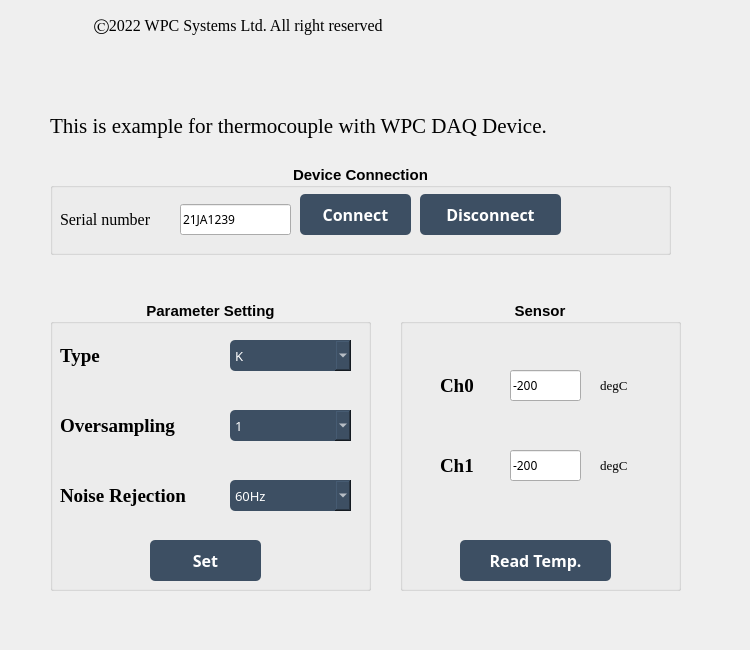
Before: the Qt Designer form examples/GUI/Temperature/Example_thermocouple/UI_design/example_GUI_thermocouple.ui in WPC-Systems-Ltd/WPC_Python_driver_release, drawn with Qt 5.
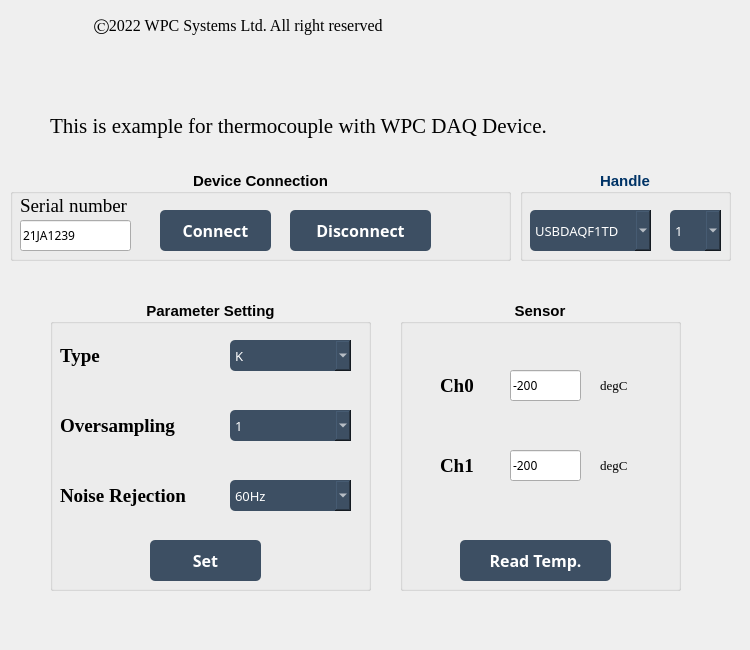
After: the same form once the commit is applied. Icons and pictures are not drawn.

Diff of the .ui file:
```diff
--- a/examples/GUI/Temperature/Example_thermocouple/UI_design/example_GUI_thermocouple.ui
+++ b/examples/GUI/Temperature/Example_thermocouple/UI_design/example_GUI_thermocouple.ui
@@ -61,9 +61,9 @@
    <widget class="QGroupBox" name="groupBox_connection">
     <property name="geometry">
      <rect>
-      <x>50</x>
-      <y>164</y>
-      <width>621</width>
+      <x>10</x>
+      <y>170</y>
+      <width>501</width>
       <height>91</height>
      </rect>
     </property>
@@ -89,8 +89,8 @@
     <widget class="QPushButton" name="btn_connect">
      <property name="geometry">
       <rect>
-       <x>250</x>
-       <y>30</y>
+       <x>150</x>
+       <y>40</y>
        <width>111</width>
        <height>41</height>
       </rect>
@@ -122,8 +122,8 @@
     <widget class="QPushButton" name="btn_disconnect">
      <property name="geometry">
       <rect>
-       <x>370</x>
-       <y>30</y>
+       <x>280</x>
+       <y>40</y>
        <width>141</width>
        <height>41</height>
       </rect>
@@ -152,53 +152,11 @@
       <string>Disconnect</string>
      </property>
     </widget>
-    <widget class="QLabel" name="lb_serialnum">
-     <property name="geometry">
-      <rect>
-       <x>10</x>
-       <y>40</y>
-       <width>121</width>
-       <height>31</height>
-      </rect>
-     </property>
-     <property name="font">
-      <font>
-       <family>Times New Roman</family>
-       <pointsize>12</pointsize>
-       <weight>50</weight>
-       <bold>false</bold>
-      </font>
-     </property>
-     <property name="text">
-      <string>Serial number</string>
-     </property>
-    </widget>
-    <widget class="QLineEdit" name="lineEdit_SN">
-     <property name="geometry">
-      <rect>
-       <x>130</x>
-       <y>40</y>
-       <width>111</width>
-       <height>31</height>
-      </rect>
-     </property>
-     <property name="font">
-      <font>
-       <family>微軟正黑體</family>
-       <pointsize>9</pointsize>
-       <weight>50</weight>
-       <bold>false</bold>
-      </font>
-     </property>
-     <property name="text">
-      <string>21JA1239</string>
-     </property>
-    </widget>
     <widget class="QLabel" name="lb_led">
      <property name="geometry">
       <rect>
-       <x>530</x>
-       <y>26</y>
+       <x>440</x>
+       <y>30</y>
        <width>51</width>
        <height>51</height>
       </rect>
@@ -216,6 +174,48 @@
       <bool>false</bool>
      </property>
     </widget>
+    <widget class="QLabel" name="lb_serialnum">
+     <property name="geometry">
+      <rect>
+       <x>10</x>
+       <y>20</y>
+       <width>131</width>
+       <height>31</height>
+      </rect>
+     </property>
+     <property name="font">
+      <font>
+       <family>Times New Roman</family>
+       <pointsize>14</pointsize>
+       <weight>50</weight>
+       <bold>false</bold>
+      </font>
+     </property>
+     <property name="text">
+      <string>Serial number</string>
+     </property>
+    </widget>
+    <widget class="QLineEdit" name="lineEdit_IP">
+     <property name="geometry">
+      <rect>
+       <x>10</x>
+       <y>50</y>
+       <width>111</width>
+       <height>31</height>
+      </rect>
+     </property>
+     <property name="font">
+      <font>
+       <family>微軟正黑體</family>
+       <pointsize>9</pointsize>
+       <weight>50</weight>
+       <bold>false</bold>
+      </font>
+     </property>
+     <property name="text">
+      <string>21JA1239</string>
+     </property>
+    </widget>
    </widget>
    <widget class="QLabel" name="lb_declare">
     <property name="geometry">
@@ -1299,6 +1299,955 @@
      </property>
     </widget>
    </widget>
+   <widget class="QGroupBox" name="groupBox_handle">
+    <property name="geometry">
+     <rect>
+      <x>520</x>
+      <y>170</y>
+      <width>211</width>
+      <height>91</height>
+     </rect>
+    </property>
+    <property name="palette">
+     <palette>
+      <active>
+       <colorrole role="WindowText">
+        <brush brushstyle="SolidPattern">
+         <color alpha="255">
+          <red>0</red>
+          <green>51</green>
+          <blue>102</blue>
+         </color>
+        </brush>
+       </colorrole>
+       <colorrole role="Button">
+        <brush brushstyle="SolidPattern">
+         <color alpha="255">
+          <red>255</red>
+          <green>255</green>
+          <blue>255</blue>
+         </color>
+        </brush>
+       </colorrole>
+       <colorrole role="Light">
+        <brush brushstyle="SolidPattern">
+         <color alpha="255">
+          <red>255</red>
+          <green>255</green>
+          <blue>255</blue>
+         </color>
+        </brush>
+       </colorrole>
+       <colorrole role="Midlight">
+        <brush brushstyle="SolidPattern">
+         <color alpha="255">
+          <red>255</red>
+          <green>255</green>
+          <blue>255</blue>
+         </color>
+        </brush>
+       </colorrole>
+       <colorrole role="Dark">
+        <brush brushstyle="SolidPattern">
+         <color alpha="255">
+          <red>127</red>
+          <green>127</green>
+          <blue>127</blue>
+         </color>
+        </brush>
+       </colorrole>
+       <colorrole role="Mid">
+        <brush brushstyle="SolidPattern">
+         <color alpha="255">
+          <red>170</red>
+          <green>170</green>
+          <blue>170</blue>
+         </color>
+        </brush>
+       </colorrole>
+       <colorrole role="Text">
+        <brush brushstyle="SolidPattern">
+         <color alpha="255">
+          <red>0</red>
+          <green>0</green>
+          <blue>0</blue>
+         </color>
+        </brush>
+       </colorrole>
+       <colorrole role="BrightText">
+        <brush brushstyle="SolidPattern">
+         <color alpha="255">
+          <red>255</red>
+          <green>255</green>
+          <blue>255</blue>
+         </color>
+        </brush>
+       </colorrole>
+       <colorrole role="ButtonText">
+        <brush brushstyle="SolidPattern">
+         <color alpha="255">
+          <red>0</red>
+          <green>0</green>
+          <blue>0</blue>
+         </color>
+        </brush>
+       </colorrole>
+       <colorrole role="Base">
+        <brush brushstyle="SolidPattern">
+         <color alpha="255">
+          <red>255</red>
+          <green>255</green>
+          <blue>255</blue>
+         </color>
+        </brush>
+       </colorrole>
+       <colorrole role="Window">
+        <brush brushstyle="SolidPattern">
+         <color alpha="255">
+          <red>255</red>
+          <green>255</green>
+          <blue>255</blue>
+         </color>
+        </brush>
+       </colorrole>
+       <colorrole role="Shadow">
+        <brush brushstyle="SolidPattern">
+         <color alpha="255">
+          <red>0</red>
+          <green>0</green>
+          <blue>0</blue>
+         </color>
+        </brush>
+       </colorrole>
+       <colorrole role="AlternateBase">
+        <brush brushstyle="SolidPattern">
+         <color alpha="255">
+          <red>255</red>
+          <green>255</green>
+          <blue>255</blue>
+         </color>
+        </brush>
+       </colorrole>
+       <colorrole role="ToolTipBase">
+        <brush brushstyle="SolidPattern">
+         <color alpha="255">
+          <red>255</red>
+          <green>255</green>
+          <blue>220</blue>
+         </color>
+        </brush>
+       </colorrole>
+       <colorrole role="ToolTipText">
+        <brush brushstyle="SolidPattern">
+         <color alpha="255">
+          <red>0</red>
+          <green>0</green>
+          <blue>0</blue>
+         </color>
+        </brush>
+       </colorrole>
+       <colorrole role="PlaceholderText">
+        <brush brushstyle="NoBrush">
+         <color alpha="128">
+          <red>0</red>
+          <green>0</green>
+          <blue>0</blue>
+         </color>
+        </brush>
+       </colorrole>
+      </active>
+      <inactive>
+       <colorrole role="WindowText">
+        <brush brushstyle="SolidPattern">
+         <color alpha="255">
+          <red>0</red>
+          <green>51</green>
+          <blue>102</blue>
+         </color>
+        </brush>
+       </colorrole>
+       <colorrole role="Button">
+        <brush brushstyle="SolidPattern">
+         <color alpha="255">
+          <red>255</red>
+          <green>255</green>
+          <blue>255</blue>
+         </color>
+        </brush>
+       </colorrole>
+       <colorrole role="Light">
+        <brush brushstyle="SolidPattern">
+         <color alpha="255">
+          <red>255</red>
+          <green>255</green>
+          <blue>255</blue>
+         </color>
+        </brush>
+       </colorrole>
+       <colorrole role="Midlight">
+        <brush brushstyle="SolidPattern">
+         <color alpha="255">
+          <red>255</red>
+          <green>255</green>
+          <blue>255</blue>
+         </color>
+        </brush>
+       </colorrole>
+       <colorrole role="Dark">
+        <brush brushstyle="SolidPattern">
+         <color alpha="255">
+          <red>127</red>
+          <green>127</green>
+          <blue>127</blue>
+         </color>
+        </brush>
+       </colorrole>
+       <colorrole role="Mid">
+        <brush brushstyle="SolidPattern">
+         <color alpha="255">
+          <red>170</red>
+          <green>170</green>
+          <blue>170</blue>
+         </color>
+        </brush>
+       </colorrole>
+       <colorrole role="Text">
+        <brush brushstyle="SolidPattern">
+         <color alpha="255">
+          <red>0</red>
+          <green>0</green>
+          <blue>0</blue>
+         </color>
+        </brush>
+       </colorrole>
+       <colorrole role="BrightText">
+        <brush brushstyle="SolidPattern">
+         <color alpha="255">
+          <red>255</red>
+          <green>255</green>
+          <blue>255</blue>
+         </color>
+        </brush>
+       </colorrole>
+       <colorrole role="ButtonText">
+        <brush brushstyle="SolidPattern">
+         <color alpha="255">
+          <red>0</red>
+          <green>0</green>
+          <blue>0</blue>
+         </color>
+        </brush>
+       </colorrole>
+       <colorrole role="Base">
+        <brush brushstyle="SolidPattern">
+         <color alpha="255">
+          <red>255</red>
+          <green>255</green>
+          <blue>255</blue>
+         </color>
+        </brush>
+       </colorrole>
+       <colorrole role="Window">
+        <brush brushstyle="SolidPattern">
+         <color alpha="255">
+          <red>255</red>
+          <green>255</green>
+          <blue>255</blue>
+         </color>
+        </brush>
+       </colorrole>
+       <colorrole role="Shadow">
+        <brush brushstyle="SolidPattern">
+         <color alpha="255">
+          <red>0</red>
+          <green>0</green>
+          <blue>0</blue>
+         </color>
+        </brush>
+       </colorrole>
+       <colorrole role="AlternateBase">
+        <brush brushstyle="SolidPattern">
+         <color alpha="255">
+          <red>255</red>
+          <green>255</green>
+          <blue>255</blue>
+         </color>
+        </brush>
+       </colorrole>
+       <colorrole role="ToolTipBase">
+        <brush brushstyle="SolidPattern">
+         <color alpha="255">
+          <red>255</red>
+          <green>255</green>
+          <blue>220</blue>
+         </color>
+        </brush>
+       </colorrole>
+       <colorrole role="ToolTipText">
+        <brush brushstyle="SolidPattern">
+         <color alpha="255">
+          <red>0</red>
+          <green>0</green>
+          <blue>0</blue>
+         </color>
+        </brush>
+       </colorrole>
+       <colorrole role="PlaceholderText">
+        <brush brushstyle="NoBrush">
+         <color alpha="128">
+          <red>0</red>
+          <green>0</green>
+          <blue>0</blue>
+         </color>
+        </brush>
+       </colorrole>
+      </inactive>
+      <disabled>
+       <colorrole role="WindowText">
+        <brush brushstyle="SolidPattern">
+         <color alpha="255">
+          <red>127</red>
+          <green>127</green>
+          <blue>127</blue>
+         </color>
+        </brush>
+       </colorrole>
+       <colorrole role="Button">
+        <brush brushstyle="SolidPattern">
+         <color alpha="255">
+          <red>255</red>
+          <green>255</green>
+          <blue>255</blue>
+         </color>
+        </brush>
+       </colorrole>
+       <colorrole role="Light">
+        <brush brushstyle="SolidPattern">
+         <color alpha="255">
+          <red>255</red>
+          <green>255</green>
+          <blue>255</blue>
+         </color>
+        </brush>
+       </colorrole>
+       <colorrole role="Midlight">
+        <brush brushstyle="SolidPattern">
+         <color alpha="255">
+          <red>255</red>
+          <green>255</green>
+          <blue>255</blue>
+         </color>
+        </brush>
+       </colorrole>
+       <colorrole role="Dark">
+        <brush brushstyle="SolidPattern">
+         <color alpha="255">
+          <red>127</red>
+          <green>127</green>
+          <blue>127</blue>
+         </color>
+        </brush>
+       </colorrole>
+       <colorrole role="Mid">
+        <brush brushstyle="SolidPattern">
+         <color alpha="255">
+          <red>170</red>
+          <green>170</green>
+          <blue>170</blue>
+         </color>
+        </brush>
+       </colorrole>
+       <colorrole role="Text">
+        <brush brushstyle="SolidPattern">
+         <color alpha="255">
+          <red>127</red>
+          <green>127</green>
+          <blue>127</blue>
+         </color>
+        </brush>
+       </colorrole>
+       <colorrole role="BrightText">
+        <brush brushstyle="SolidPattern">
+         <color alpha="255">
+          <red>255</red>
+          <green>255</green>
+          <blue>255</blue>
+         </color>
+        </brush>
+       </colorrole>
+       <colorrole role="ButtonText">
+        <brush brushstyle="SolidPattern">
+         <color alpha="255">
+          <red>127</red>
+          <green>127</green>
+          <blue>127</blue>
+         </color>
+        </brush>
+       </colorrole>
+       <colorrole role="Base">
+        <brush brushstyle="SolidPattern">
+         <color alpha="255">
+          <red>255</red>
+          <green>255</green>
+          <blue>255</blue>
+         </color>
+        </brush>
+       </colorrole>
+       <colorrole role="Window">
+        <brush brushstyle="SolidPattern">
+         <color alpha="255">
+          <red>255</red>
+          <green>255</green>
+          <blue>255</blue>
+         </color>
+        </brush>
+       </colorrole>
+       <colorrole role="Shadow">
+        <brush brushstyle="SolidPattern">
+         <color alpha="255">
+          <red>0</red>
+          <green>0</green>
+          <blue>0</blue>
+         </color>
+        </brush>
+       </colorrole>
+       <colorrole role="AlternateBase">
+        <brush brushstyle="SolidPattern">
+         <color alpha="255">
+          <red>255</red>
+          <green>255</green>
+          <blue>255</blue>
+         </color>
+        </brush>
+       </colorrole>
+       <colorrole role="ToolTipBase">
+        <brush brushstyle="SolidPattern">
+         <color alpha="255">
+          <red>255</red>
+          <green>255</green>
+          <blue>220</blue>
+         </color>
+        </brush>
+       </colorrole>
+       <colorrole role="ToolTipText">
+        <brush brushstyle="SolidPattern">
+         <color alpha="255">
+          <red>0</red>
+          <green>0</green>
+          <blue>0</blue>
+         </color>
+        </brush>
+       </colorrole>
+       <colorrole role="PlaceholderText">
+        <brush brushstyle="NoBrush">
+         <color alpha="128">
+          <red>0</red>
+          <green>0</green>
+          <blue>0</blue>
+         </color>
+        </brush>
+       </colorrole>
+      </disabled>
+     </palette>
+    </property>
+    <property name="font">
+     <font>
+      <family>Arial</family>
+      <pointsize>11</pointsize>
+      <weight>75</weight>
+      <bold>true</bold>
+     </font>
+    </property>
+    <property name="layoutDirection">
+     <enum>Qt::LeftToRight</enum>
+    </property>
+    <property name="title">
+     <string>Handle</string>
+    </property>
+    <property name="alignment">
+     <set>Qt::AlignCenter</set>
+    </property>
+    <property name="flat">
+     <bool>false</bool>
+    </property>
+    <property name="checkable">
+     <bool>false</bool>
+    </property>
+    <widget class="QComboBox" name="comboBox_handle">
+     <property name="geometry">
+      <rect>
+       <x>10</x>
+       <y>40</y>
+       <width>121</width>
+       <height>41</height>
+      </rect>
+     </property>
+     <property name="palette">
+      <palette>
+       <active>
+        <colorrole role="WindowText">
+         <brush brushstyle="SolidPattern">
+          <color alpha="255">
+           <red>255</red>
+           <green>255</green>
+           <blue>255</blue>
+          </color>
+         </brush>
+        </colorrole>
+        <colorrole role="Button">
+         <brush brushstyle="SolidPattern">
+          <color alpha="255">
+           <red>61</red>
+           <green>79</green>
+           <blue>99</blue>
+          </color>
+         </brush>
+        </colorrole>
+        <colorrole role="Text">
+         <brush brushstyle="SolidPattern">
+          <color alpha="255">
+           <red>255</red>
+           <green>255</green>
+           <blue>255</blue>
+          </color>
+         </brush>
+        </colorrole>
+        <colorrole role="ButtonText">
+         <brush brushstyle="SolidPattern">
+          <color alpha="255">
+           <red>255</red>
+           <green>255</green>
+           <blue>255</blue>
+          </color>
+         </brush>
+        </colorrole>
+        <colorrole role="Base">
+         <brush brushstyle="SolidPattern">
+          <color alpha="255">
+           <red>61</red>
+           <green>79</green>
+           <blue>99</blue>
+          </color>
+         </brush>
+        </colorrole>
+        <colorrole role="Window">
+         <brush brushstyle="SolidPattern">
+          <color alpha="255">
+           <red>61</red>
+           <green>79</green>
+           <blue>99</blue>
+          </color>
+         </brush>
+        </colorrole>
+        <colorrole role="PlaceholderText">
+         <brush brushstyle="NoBrush">
+          <color alpha="128">
+           <red>255</red>
+           <green>255</green>
+           <blue>255</blue>
+          </color>
+         </brush>
+        </colorrole>
+       </active>
+       <inactive>
+        <colorrole role="WindowText">
+         <brush brushstyle="SolidPattern">
+          <color alpha="255">
+           <red>255</red>
+           <green>255</green>
+           <blue>255</blue>
+          </color>
+         </brush>
+        </colorrole>
+        <colorrole role="Button">
+         <brush brushstyle="SolidPattern">
+          <color alpha="255">
+           <red>61</red>
+           <green>79</green>
+           <blue>99</blue>
+          </color>
+         </brush>
+        </colorrole>
+        <colorrole role="Text">
+         <brush brushstyle="SolidPattern">
+          <color alpha="255">
+           <red>255</red>
+           <green>255</green>
+           <blue>255</blue>
+          </color>
+         </brush>
+        </colorrole>
+        <colorrole role="ButtonText">
+         <brush brushstyle="SolidPattern">
+          <color alpha="255">
+           <red>255</red>
+           <green>255</green>
+           <blue>255</blue>
+          </color>
+         </brush>
+        </colorrole>
+        <colorrole role="Base">
+         <brush brushstyle="SolidPattern">
+          <color alpha="255">
+           <red>61</red>
+           <green>79</green>
+           <blue>99</blue>
+          </color>
+         </brush>
+        </colorrole>
+        <colorrole role="Window">
+         <brush brushstyle="SolidPattern">
+          <color alpha="255">
+           <red>61</red>
+           <green>79</green>
+           <blue>99</blue>
+          </color>
+         </brush>
+        </colorrole>
+        <colorrole role="PlaceholderText">
+         <brush brushstyle="NoBrush">
+          <color alpha="128">
+           <red>255</red>
+           <green>255</green>
+           <blue>255</blue>
+          </color>
+         </brush>
+        </colorrole>
+       </inactive>
+       <disabled>
+        <colorrole role="WindowText">
+         <brush brushstyle="SolidPattern">
+          <color alpha="255">
+           <red>255</red>
+           <green>255</green>
+           <blue>255</blue>
+          </color>
+         </brush>
+        </colorrole>
+        <colorrole role="Button">
+         <brush brushstyle="SolidPattern">
+          <color alpha="255">
+           <red>61</red>
+           <green>79</green>
+           <blue>99</blue>
+          </color>
+         </brush>
+        </colorrole>
+        <colorrole role="Text">
+         <brush brushstyle="SolidPattern">
+          <color alpha="255">
+           <red>255</red>
+           <green>255</green>
+           <blue>255</blue>
+          </color>
+         </brush>
+        </colorrole>
+        <colorrole role="ButtonText">
+         <brush brushstyle="SolidPattern">
+          <color alpha="255">
+           <red>255</red>
+           <green>255</green>
+           <blue>255</blue>
+          </color>
+         </brush>
+        </colorrole>
+        <colorrole role="Base">
+         <brush brushstyle="SolidPattern">
+          <color alpha="255">
+           <red>61</red>
+           <green>79</green>
+           <blue>99</blue>
+          </color>
+         </brush>
+        </colorrole>
+        <colorrole role="Window">
+         <brush brushstyle="SolidPattern">
+          <color alpha="255">
+           <red>61</red>
+           <green>79</green>
+           <blue>99</blue>
+          </color>
+         </brush>
+        </colorrole>
+        <colorrole role="PlaceholderText">
+         <brush brushstyle="NoBrush">
+          <color alpha="128">
+           <red>255</red>
+           <green>255</green>
+           <blue>255</blue>
+          </color>
+         </brush>
+        </colorrole>
+       </disabled>
+      </palette>
+     </property>
+     <property name="font">
+      <font>
+       <family>微軟正黑體</family>
+       <pointsize>10</pointsize>
+       <weight>50</weight>
+       <bold>false</bold>
+       <kerning>true</kerning>
+      </font>
+     </property>
+     <property name="styleSheet">
+      <string notr="true">background-color: rgb(61, 79, 99);
+border-radius : 5px;
+color:  rgb(255, 255, 255); </string>
+     </property>
+     <property name="currentText">
+      <string>USBDAQF1TD</string>
+     </property>
+     <property name="currentIndex">
+      <number>0</number>
+     </property>
+     <property name="minimumContentsLength">
+      <number>0</number>
+     </property>
+     <item>
+      <property name="text">
+       <string>USBDAQF1TD</string>
+      </property>
+     </item>
+    </widget>
+    <widget class="QComboBox" name="comboBox_port">
+     <property name="geometry">
+      <rect>
+       <x>150</x>
+       <y>40</y>
+       <width>51</width>
+       <height>41</height>
+      </rect>
+     </property>
+     <property name="palette">
+      <palette>
+       <active>
+        <colorrole role="WindowText">
+         <brush brushstyle="SolidPattern">
+          <color alpha="255">
+           <red>255</red>
+           <green>255</green>
+           <blue>255</blue>
+          </color>
+         </brush>
+        </colorrole>
+        <colorrole role="Button">
+         <brush brushstyle="SolidPattern">
+          <color alpha="255">
+           <red>61</red>
+           <green>79</green>
+           <blue>99</blue>
+          </color>
+         </brush>
+        </colorrole>
+        <colorrole role="Text">
+         <brush brushstyle="SolidPattern">
+          <color alpha="255">
+           <red>255</red>
+           <green>255</green>
+           <blue>255</blue>
+          </color>
+         </brush>
+        </colorrole>
+        <colorrole role="ButtonText">
+         <brush brushstyle="SolidPattern">
+          <color alpha="255">
+           <red>255</red>
+           <green>255</green>
+           <blue>255</blue>
+          </color>
+         </brush>
+        </colorrole>
+        <colorrole role="Base">
+         <brush brushstyle="SolidPattern">
+          <color alpha="255">
+           <red>61</red>
+           <green>79</green>
+           <blue>99</blue>
+          </color>
+         </brush>
+        </colorrole>
+        <colorrole role="Window">
+         <brush brushstyle="SolidPattern">
+          <color alpha="255">
+           <red>61</red>
+           <green>79</green>
+           <blue>99</blue>
+          </color>
+         </brush>
+        </colorrole>
+        <colorrole role="PlaceholderText">
+         <brush brushstyle="NoBrush">
+          <color alpha="128">
+           <red>255</red>
+           <green>255</green>
+           <blue>255</blue>
+          </color>
+         </brush>
+        </colorrole>
+       </active>
+       <inactive>
+        <colorrole role="WindowText">
+         <brush brushstyle="SolidPattern">
+          <color alpha="255">
+           <red>255</red>
+           <green>255</green>
+           <blue>255</blue>
+          </color>
+         </brush>
+        </colorrole>
+        <colorrole role="Button">
+         <brush brushstyle="SolidPattern">
+          <color alpha="255">
+           <red>61</red>
+           <green>79</green>
+           <blue>99</blue>
+          </color>
+         </brush>
+        </colorrole>
+        <colorrole role="Text">
+         <brush brushstyle="SolidPattern">
+          <color alpha="255">
+           <red>255</red>
+           <green>255</green>
+           <blue>255</blue>
+          </color>
+         </brush>
+        </colorrole>
+        <colorrole role="ButtonText">
+         <brush brushstyle="SolidPattern">
+          <color alpha="255">
+           <red>255</red>
+           <green>255</green>
+           <blue>255</blue>
+          </color>
+         </brush>
+        </colorrole>
+        <colorrole role="Base">
+         <brush brushstyle="SolidPattern">
+          <color alpha="255">
+           <red>61</red>
+           <green>79</green>
+           <blue>99</blue>
+          </color>
+         </brush>
+        </colorrole>
+        <colorrole role="Window">
+         <brush brushstyle="SolidPattern">
+          <color alpha="255">
+           <red>61</red>
+           <green>79</green>
+           <blue>99</blue>
+          </color>
+         </brush>
+        </colorrole>
+        <colorrole role="PlaceholderText">
+         <brush brushstyle="NoBrush">
+          <color alpha="128">
+           <red>255</red>
+           <green>255</green>
+           <blue>255</blue>
+          </color>
+         </brush>
+        </colorrole>
+       </inactive>
+       <disabled>
+        <colorrole role="WindowText">
+         <brush brushstyle="SolidPattern">
+          <color alpha="255">
+           <red>255</red>
+           <green>255</green>
+           <blue>255</blue>
+          </color>
+         </brush>
+        </colorrole>
+        <colorrole role="Button">
+         <brush brushstyle="SolidPattern">
+          <color alpha="255">
+           <red>61</red>
+           <green>79</green>
+           <blue>99</blue>
+          </color>
+         </brush>
+        </colorrole>
+        <colorrole role="Text">
+         <brush brushstyle="SolidPattern">
+          <color alpha="255">
+           <red>255</red>
+           <green>255</green>
+           <blue>255</blue>
+          </color>
+         </brush>
+        </colorrole>
+        <colorrole role="ButtonText">
+         <brush brushstyle="SolidPattern">
+          <color alpha="255">
+           <red>255</red>
+           <green>255</green>
+           <blue>255</blue>
+          </color>
+         </brush>
+        </colorrole>
+        <colorrole role="Base">
+         <brush brushstyle="SolidPattern">
+          <color alpha="255">
+           <red>61</red>
+           <green>79</green>
+           <blue>99</blue>
+          </color>
+         </brush>
+        </colorrole>
+        <colorrole role="Window">
+         <brush brushstyle="SolidPattern">
+          <color alpha="255">
+           <red>61</red>
+           <green>79</green>
+           <blue>99</blue>
+          </color>
+         </brush>
+        </colorrole>
+        <colorrole role="PlaceholderText">
+         <brush brushstyle="NoBrush">
+          <color alpha="128">
+           <red>255</red>
+           <green>255</green>
+           <blue>255</blue>
+          </color>
+         </brush>
+        </colorrole>
+       </disabled>
+      </palette>
+     </property>
+     <property name="font">
+      <font>
+       <family>微軟正黑體</family>
+       <pointsize>10</pointsize>
+       <weight>50</weight>
+       <bold>false</bold>
+       <kerning>true</kerning>
+      </font>
+     </property>
+     <property name="styleSheet">
+      <string notr="true">background-color: rgb(61, 79, 99);
+border-radius : 5px;
+color:  rgb(255, 255, 255); </string>
+     </property>
+     <property name="currentText">
+      <string>1</string>
+     </property>
+     <property name="currentIndex">
+      <number>0</number>
+     </property>
+     <property name="minimumContentsLength">
+      <number>0</number>
+     </property>
+     <item>
+      <property name="text">
+       <string>1</string>
+      </property>
+     </item>
+    </widget>
+   </widget>
   </widget>
  </widget>
  <resources/>
```
